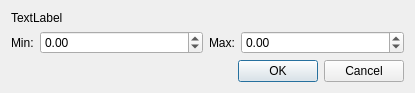
Above: editor/ui/min_max_editor.ui from Kyoril/wow-pp before the change. Below: the same form after it.
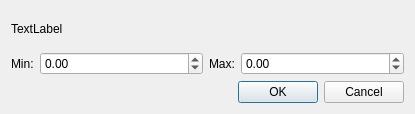
That is the form after the change.

Commit message: Fixed editor dialog size issues for OS X

```diff
--- a/editor/ui/min_max_editor.ui
+++ b/editor/ui/min_max_editor.ui
@@ -7,9 +7,15 @@
     <x>0</x>
     <y>0</y>
     <width>415</width>
-    <height>88</height>
+    <height>114</height>
    </rect>
   </property>
+  <property name="minimumSize">
+   <size>
+    <width>0</width>
+    <height>0</height>
+   </size>
+  </property>
   <property name="windowTitle">
    <string>Dialog</string>
   </property>
```
The commit also changes 4 other files.
